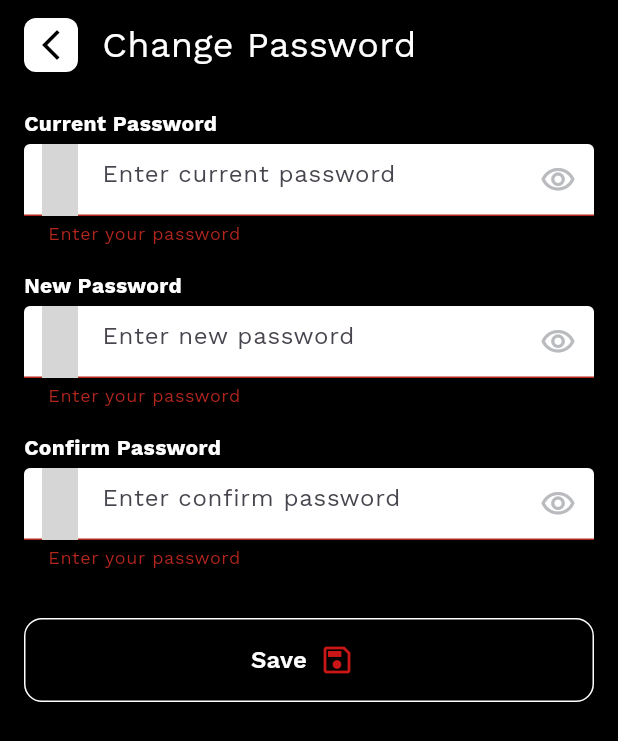
After one commit to Adham-Amin/Dopa-Fit, a Flutter app: the ChangePasswordView screen opened by its route, after a tap on "Save", on a phone screen of 412 x 824 dp. The commit adds this screen. Shown: the top 741 px of the screen. Run offline on Flutter 3.47's test engine with Material 3 defaults, Android fonts, the phone set to English and light mode, and no system bars; our stand-ins replace cloud_firestore, dartz, firebase_auth, firebase_core, flutter_bloc, get_it and 4 more; missing offline and left inert: flutter_facebook_auth, svg_flutter; accounts and stored records are empty; grey boxes are pictures that could not be loaded.

Commit message:
Done Chane Password View

```diff
--- a/lib/core/functions/on_generate_route.dart
+++ b/lib/core/functions/on_generate_route.dart
@@ -1,6 +1,7 @@
 import 'package:dopa_fit/core/models/workout_model/split_model.dart';
 import 'package:dopa_fit/features/auth/presentation/views/login_view.dart';
 import 'package:dopa_fit/features/auth/presentation/views/signup_view.dart';
+import 'package:dopa_fit/features/change_password/presentation/views/change_password_view.dart';
 import 'package:dopa_fit/features/chat/presentation/pages/chat_view.dart';
 import 'package:dopa_fit/features/diet/presentation/views/diet_view.dart';
 import 'package:dopa_fit/features/home/presentation/views/home_view.dart';
@@ -39,6 +40,8 @@ Route<dynamic> onGenerateRoute(RouteSettings settings) {
       return MaterialPageRoute(builder: (context) => const ProfileView());
     case PersonalInfoView.routeName:
       return MaterialPageRoute(builder: (context) => const PersonalInfoView());
+    case ChangePasswordView.routeName:
+      return MaterialPageRoute(builder: (context) => const ChangePasswordView());
     default:
       return MaterialPageRoute(builder: (context) => const SplashView());
   }
--- a/lib/features/auth/presentation/widgets/custom_pass_text_from_field.dart
+++ b/lib/features/auth/presentation/widgets/custom_pass_text_from_field.dart
@@ -4,9 +4,10 @@ import 'package:flutter/material.dart';
 import 'package:svg_flutter/svg.dart';
 
 class CustomPassTextFromField extends StatefulWidget {
-  const CustomPassTextFromField({super.key, this.onSaved});
+  const CustomPassTextFromField({super.key, this.onSaved, this.hintText});
 
   final void Function(String?)? onSaved;
+  final String? hintText;
 
   @override
   State<CustomPassTextFromField> createState() =>
@@ -41,7 +42,7 @@ class _CustomPassTextFromFieldState extends State<CustomPassTextFromField> {
         ),
         fillColor: AppColors.white,
         filled: true,
-        hintText: 'Enter your password',
+        hintText:widget.hintText ?? 'Enter your password',
         enabledBorder: OutlineInputBorder(
           borderSide: BorderSide.none,
           borderRadius: BorderRadius.circular(12),
--- a/lib/features/auth/presentation/widgets/custom_text_from_field.dart
+++ b/lib/features/auth/presentation/widgets/custom_text_from_field.dart
@@ -37,7 +37,7 @@ class CustomTextFormField extends StatelessWidget {
           borderRadius: BorderRadius.circular(12),
         ),
         focusedBorder: OutlineInputBorder(
-          borderSide: BorderSide(color: AppColors.orange, width: 2),
+          borderSide: BorderSide(color: AppColors.red, width: 2),
           borderRadius: BorderRadius.circular(12),
         ),
       ),
--- /dev/null
+++ b/lib/features/change_password/data/repos/change_password_repo.dart
@@ -0,0 +1,9 @@
+import 'package:dartz/dartz.dart';
+import 'package:dopa_fit/core/errors/failure.dart';
+
+abstract class ChangePasswordRepo {
+  Future<Either<Failure, void>> changePassword({
+    required String currentPassword,
+    required String newPassword,
+  });
+}
--- /dev/null
+++ b/lib/features/change_password/presentation/manager/change_password_cubit.dart
@@ -0,0 +1,28 @@
+import 'package:dartz/dartz.dart';
+import 'package:dopa_fit/core/errors/failure.dart';
+import 'package:dopa_fit/features/change_password/data/repos/change_password_repo.dart';
+import 'package:flutter_bloc/flutter_bloc.dart';
+
+part 'change_password_state.dart';
+class ChangePasswordCubit extends Cubit<ChangePasswordState> {
+  final ChangePasswordRepo changePasswordRepo;
+
+  ChangePasswordCubit(this.changePasswordRepo) : super(ChangePasswordInitial());
+
+  Future<void> changePassword({
+    required String currentPassword,
+    required String newPassword,
+  }) async {
+    emit(ChangePasswordLoading());
+
+    Either<Failure, void> result = await changePasswordRepo.changePassword(
+      currentPassword: currentPassword,
+      newPassword: newPassword,
+    );
+
+    result.fold(
+      (failure) => emit(ChangePasswordFailure(failure.message)),
+      (_) => emit(ChangePasswordSuccess()),
+    );
+  }
+}
--- /dev/null
+++ b/lib/features/change_password/presentation/manager/change_password_state.dart
@@ -0,0 +1,14 @@
+part of 'change_password_cubit.dart';
+
+abstract class ChangePasswordState{}
+
+class ChangePasswordInitial extends ChangePasswordState {}
+
+class ChangePasswordLoading extends ChangePasswordState {}
+
+class ChangePasswordSuccess extends ChangePasswordState {}
+
+class ChangePasswordFailure extends ChangePasswordState {
+  final String message;
+  ChangePasswordFailure(this.message);
+}
--- /dev/null
+++ b/lib/features/change_password/presentation/views/change_password_view.dart
@@ -0,0 +1,22 @@
+import 'package:dopa_fit/core/services/get_it_sevices.dart';
+import 'package:dopa_fit/features/change_password/data/repos/change_password_repo.dart';
+import 'package:dopa_fit/features/change_password/presentation/manager/change_password_cubit.dart';
+import 'package:dopa_fit/features/change_password/presentation/widgets/change_password_view_body.dart';
+import 'package:flutter/material.dart';
+import 'package:flutter_bloc/flutter_bloc.dart';
+
+class ChangePasswordView extends StatelessWidget {
+  const ChangePasswordView({super.key});
+
+  static const routeName = '/change-password';
+
+  @override
+  Widget build(BuildContext context) {
+    return BlocProvider(
+      create: (context) => ChangePasswordCubit(
+        getIt.get<ChangePasswordRepo>(),
+      ),
+      child: SafeArea(child: const Scaffold(body: ChangePasswordViewBody())),
+    );
+  }
+}
--- /dev/null
+++ b/lib/features/change_password/presentation/widgets/change_password_view_body.dart
@@ -0,0 +1,122 @@
+import 'package:dopa_fit/core/utils/app_colors.dart';
+import 'package:dopa_fit/core/utils/app_styles.dart';
+import 'package:dopa_fit/core/widgets/custom_app_bar.dart';
+import 'package:dopa_fit/core/widgets/custom_button.dart';
+import 'package:dopa_fit/features/auth/presentation/widgets/custom_pass_text_from_field.dart';
+import 'package:dopa_fit/features/auth/presentation/widgets/title_text_field.dart';
+import 'package:dopa_fit/features/change_password/presentation/manager/change_password_cubit.dart';
+import 'package:flutter/material.dart';
+import 'package:flutter_bloc/flutter_bloc.dart';
+
+class ChangePasswordViewBody extends StatefulWidget {
+  const ChangePasswordViewBody({super.key});
+
+  @override
+  State<ChangePasswordViewBody> createState() => _ChangePasswordViewBodyState();
+}
+
+class _ChangePasswordViewBodyState extends State<ChangePasswordViewBody> {
+  late String currentPassword;
+  late String newPassword;
+  late String confirmPassword;
+
+  final GlobalKey<FormState> formKey = GlobalKey();
+
+  @override
+  Widget build(BuildContext context) {
+    return BlocConsumer<ChangePasswordCubit, ChangePasswordState>(
+      listener: (context, state) {
+        if (state is ChangePasswordSuccess) {
+          ScaffoldMessenger.of(context).showSnackBar(
+            SnackBar(
+              content: Text(
+                'Password changed successfully',
+                style: AppStyles.textRegular16(
+                  context,
+                ).copyWith(color: AppColors.white),
+              ),
+            ),
+          );
+          Navigator.pop(context);
+        } else if (state is ChangePasswordFailure) {
+          ScaffoldMessenger.of(
+            context,
+          ).showSnackBar(SnackBar(content: Text(state.message)));
+        }
+      },
+      builder: (context, state) {
+        return Padding(
+          padding: const EdgeInsets.symmetric(horizontal: 16),
+          child: SingleChildScrollView(
+            child: Form(
+              key: formKey,
+              child: Column(
+                children: [
+                  const SizedBox(height: 12),
+                  const CustomAppBar(title: 'Change Password'),
+                  const SizedBox(height: 24),
+                  const TitleTextField(title: 'Current Password'),
+                  const SizedBox(height: 4),
+                  CustomPassTextFromField(
+                    onSaved: (data) => currentPassword = data!,
+                    hintText: 'Enter current password',
+                  ),
+                  const SizedBox(height: 16),
+                  const TitleTextField(title: 'New Password'),
+                  const SizedBox(height: 4),
+                  CustomPassTextFromField(
+                    onSaved: (data) => newPassword = data!,
+                    hintText: 'Enter new password',
+                  ),
+                  const SizedBox(height: 16),
+                  const TitleTextField(title: 'Confirm Password'),
+                  const SizedBox(height: 4),
+                  CustomPassTextFromField(
+                    onSaved: (data) => confirmPassword = data!,
+                    hintText: 'Enter confirm password',
+                  ),
+                  const SizedBox(height: 32),
+                  state is ChangePasswordLoading
+                      ? const CircularProgressIndicator()
+                      : CustomButton(
+                        title: 'Save',
+                        onTap: () {
+                          changePass(context);
+                        },
+                        iconWidget: const Icon(
+                          Icons.save_outlined,
+                          color: AppColors.red,
+                          size: 24,
+                        ),
+                      ),
+                  const SizedBox(height: 24),
+                ],
+              ),
+            ),
+          ),
+        );
+      },
+    );
+  }
+
+  void changePass(BuildContext context) {
+    if (formKey.currentState!.validate()) {
+      formKey.currentState!.save();
+      if (newPassword != confirmPassword) {
+        ScaffoldMessenger.of(context).showSnackBar(
+          SnackBar(
+            content: Text(
+              'Passwords do not match',
+              style: AppStyles.textRegular16(AppColors.white),
+            ),
+          ),
+        );
+      } else {
+        context.read<ChangePasswordCubit>().changePassword(
+          currentPassword: currentPassword,
+          newPassword: newPassword,
+        );
+      }
+    }
+  }
+}
--- a/lib/features/profile/presentation/widgets/profile_view_body.dart
+++ b/lib/features/profile/presentation/widgets/profile_view_body.dart
@@ -4,6 +4,7 @@ import 'package:dopa_fit/core/utils/app_colors.dart';
 import 'package:dopa_fit/core/utils/app_styles.dart';
 import 'package:dopa_fit/core/widgets/custom_app_bar.dart';
 import 'package:dopa_fit/features/auth/presentation/views/login_view.dart';
+import 'package:dopa_fit/features/change_password/presentation/views/change_password_view.dart';
 import 'package:dopa_fit/features/diet/presentation/views/diet_view.dart';
 import 'package:dopa_fit/features/profile/presentation/views/personal_info_view.dart';
 import 'package:dopa_fit/features/profile/presentation/widgets/profile_item.dart';
@@ -40,7 +41,7 @@ class ProfileViewBody extends StatelessWidget {
             ),
             ProfileItem(
               onTap: () {
-                // Navigator.of(context).pushNamed(ChangePasswordView.routeName);
+                Navigator.of(context).pushNamed(ChangePasswordView.routeName);
               },
               title: 'Chane Password',
               icon: Icons.lock_outlined,
--- a/pubspec.yaml
+++ b/pubspec.yaml
@@ -31,6 +31,7 @@ dependencies:
   cloud_firestore: ^5.6.8
   cupertino_icons: ^1.0.8
   dartz: ^0.10.1
+  equatable: ^2.0.7
   firebase_auth: ^5.5.4
   firebase_core: ^3.13.1
   flutter:
```
Also changed, not shown: lib/core/services/get_it_sevices.dart (+8 -0 lines), lib/features/auth/presentation/manager/login_cubit/login_cubit.dart (+19 -3 lines), lib/features/auth/presentation/manager/login_cubit/login_state.dart (+7 -1 lines), lib/features/auth/presentation/views/login_view.dart (+8 -1 lines), lib/features/change_password/data/repos/change_password_repo_impl.dart (added, +38 -0 lines), lib/features/questions/presentation/widgets/question_view_body.dart (+8 -2 lines), pubspec.lock.
